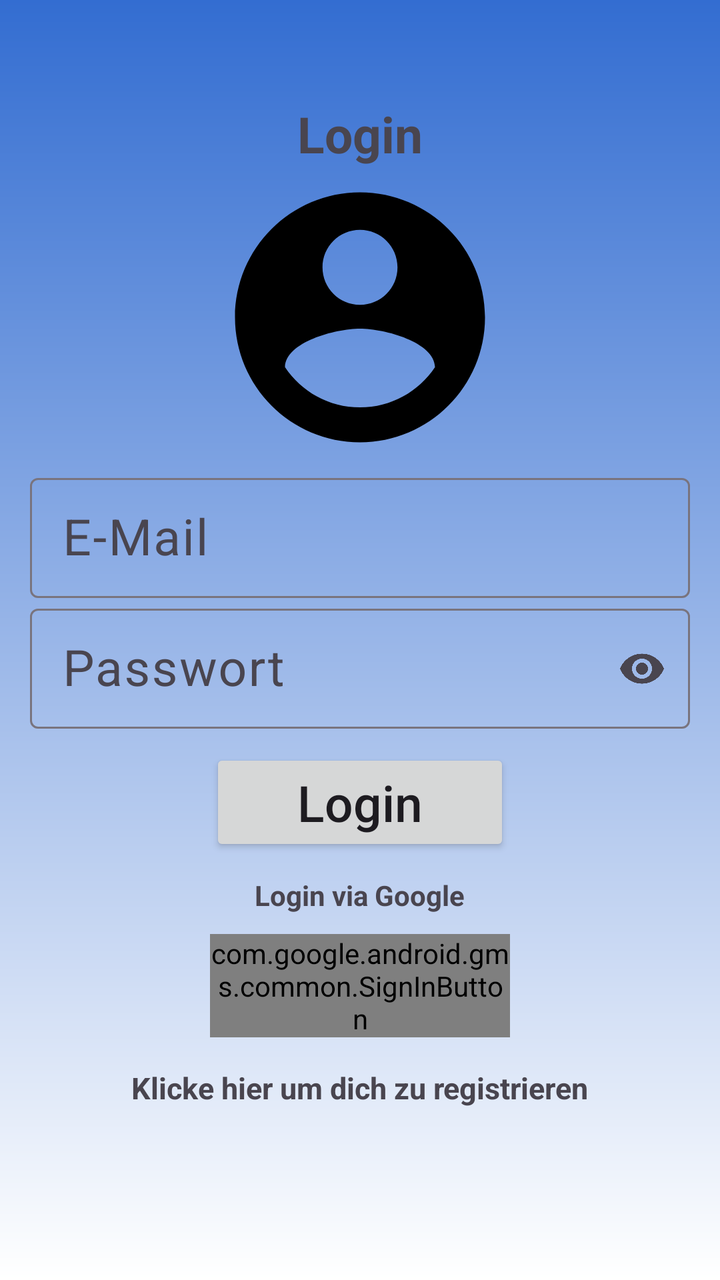
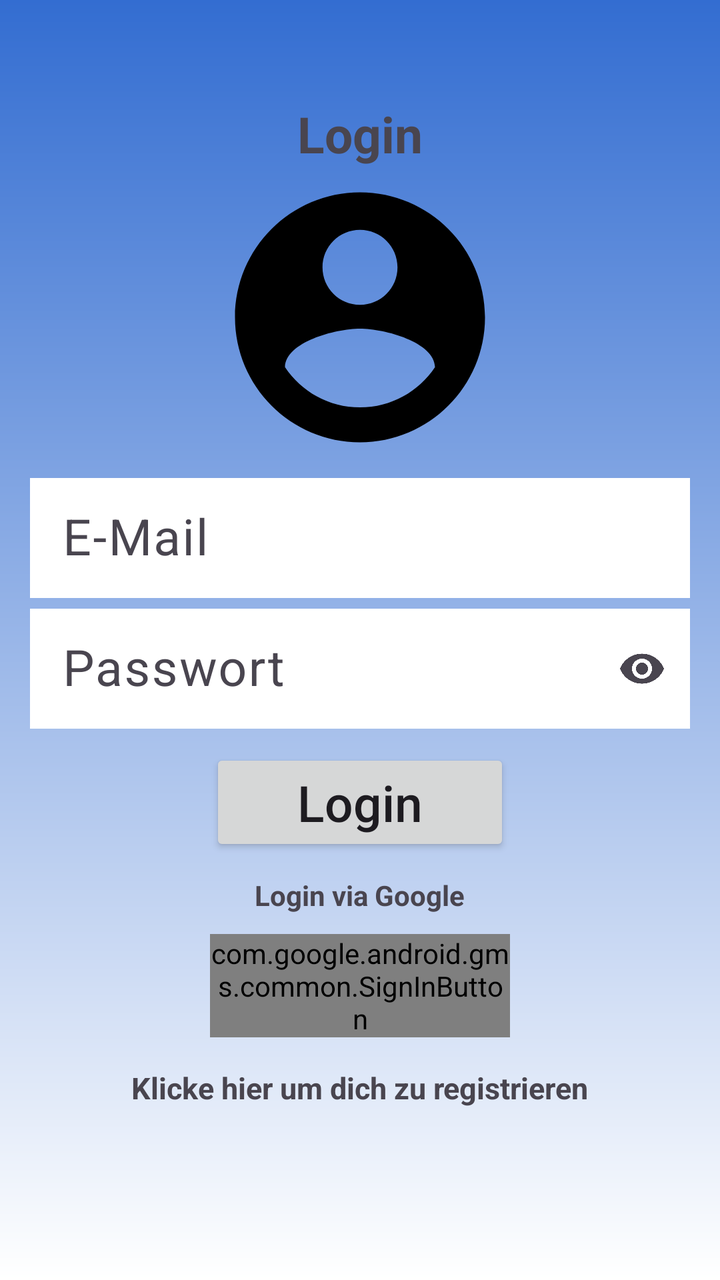

Two renders of the same Android screen: before a commit and after it. Below are the layout's source before the change and the commit's diff.
<!-- AndroidManifest.xml: application theme Theme.EinkaufslisteAndroid -->
<!-- res/layout/activity_login.xml -->
<?xml version="1.0" encoding="utf-8"?>
<LinearLayout xmlns:android="http://schemas.android.com/apk/res/android"
    android:layout_width="match_parent"
    android:layout_height="match_parent"
    android:orientation="vertical"
    android:background="@drawable/login_background"
    xmlns:app="http://schemas.android.com/apk/res-auto">

    <TextView
        android:layout_width="match_parent"
        android:textStyle="bold"
        android:textSize="25sp"
        android:layout_marginTop="50dp"
        android:layout_height="wrap_content"
        android:gravity="center"
        android:text="@string/login"

        />
    <ImageView
        android:layout_width="150dp"
        android:layout_height="150dp"
        android:layout_gravity="center"
        android:src="@drawable/account_icon" />

    <com.google.android.material.textfield.TextInputLayout
        android:layout_width="match_parent"
        android:layout_height="wrap_content">

        <com.google.android.material.textfield.TextInputEditText
            android:id="@+id/emailText"
            android:layout_width="match_parent"
            android:layout_marginHorizontal="15dp"
            android:layout_height="60dp"
            android:hint="@string/e_mail"
            android:textColor="@color/black"
            android:textColorHint="@color/black"
            android:textSize="25sp"

            />
    </com.google.android.material.textfield.TextInputLayout>

    <com.google.android.material.textfield.TextInputLayout
        android:layout_width="match_parent"
        android:layout_height="wrap_content"
        app:endIconMode="password_toggle"
        >

        <com.google.android.material.textfield.TextInputEditText
            android:id="@+id/passwordText"
            android:layout_width="match_parent"
            android:layout_height="60dp"
            android:layout_marginHorizontal="15dp"
            android:hint="@string/passwort"
            android:inputType="textPassword"
            android:textColor="@color/black"
            android:textColorHint="@color/black"
            android:textSize="25sp"
            android:layout_marginTop="5dp"
            />
    </com.google.android.material.textfield.TextInputLayout>
    <ProgressBar
        android:id="@+id/progressBar"
        android:layout_width="wrap_content"
        android:layout_height="wrap_content"
        android:layout_gravity="center"
        android:visibility="gone"/>
    <Button
        android:id="@+id/loginBtn"
        android:layout_width="150dp"
        android:layout_height="wrap_content"
        android:layout_gravity="center"
        android:text="@string/login"
        android:textSize="25sp"
        android:layout_marginTop="10dp"
        android:textAllCaps="false"
        />
    <TextView
        android:layout_marginTop="10dp"
        android:layout_width="wrap_content"
        android:layout_height="wrap_content"
        android:text="@string/login_via_google"
        android:layout_gravity="center"
        android:textStyle="bold"
        />
    <com.google.android.gms.common.SignInButton
        android:id="@+id/googleBtn"
        android:layout_width="150dp"
        android:layout_height="wrap_content"
        android:layout_marginTop="10dp"
        android:layout_gravity="center"
        />
    <TextView
        android:id="@+id/registerText"
        android:layout_width="wrap_content"
        android:layout_height="wrap_content"
        android:text="@string/klicke_hier_um_dich_zu_registrieren"
        android:layout_marginTop="15dp"
        android:layout_gravity="center"
        android:textSize="15sp"
        android:textStyle="bold"/>


</LinearLayout>
<!-- resources referenced by this layout -->
<resources>
  <color name="black">#FF000000</color>
  <!-- drawable account_icon (drawable) -->
  <vector xmlns:android="http://schemas.android.com/apk/res/android" android:height="24dp" android:tint="#000000" android:viewportHeight="24" android:viewportWidth="24" android:width="24dp">
        
      <path android:fillColor="@android:color/white" android:pathData="M12,2C6.48,2 2,6.48 2,12s4.48,10 10,10 10,-4.48 10,-10S17.52,2 12,2zM12,5c1.66,0 3,1.34 3,3s-1.34,3 -3,3 -3,-1.34 -3,-3 1.34,-3 3,-3zM12,19.2c-2.5,0 -4.71,-1.28 -6,-3.22 0.03,-1.99 4,-3.08 6,-3.08 1.99,0 5.97,1.09 6,3.08 -1.29,1.94 -3.5,3.22 -6,3.22z"/>
      
  </vector>
  <!-- drawable login_background (drawable) -->
  <?xml version="1.0" encoding="utf-8"?>
  <shape xmlns:android="http://schemas.android.com/apk/res/android">
  
      <gradient android:type="linear" android:angle="200"
          android:startColor="#336DD1" android:endColor="#FFFFFF"/>
  
  </shape>
  <string name="e_mail">E-Mail</string>
  <string name="klicke_hier_um_dich_zu_registrieren">Klicke hier um dich zu registrieren</string>
  <string name="login">Login</string>
  <string name="login_via_google">Login via Google</string>
  <string name="passwort">Passwort</string>
  <style name="Theme.EinkaufslisteAndroid" parent="Base.Theme.EinkaufslisteAndroid" />
  <style name="Base.Theme.EinkaufslisteAndroid" parent="Theme.Material3.DayNight.NoActionBar">
          
          
      </style>
</resources>

<!-- the commit's change to res/layout/activity_login.xml (unified diff, before → after) -->
@@ -34,6 +34,7 @@
             android:hint="@string/e_mail"
             android:textColor="@color/black"
             android:textColorHint="@color/black"
+            android:background="@color/white"
             android:textSize="25sp"
 
             />
@@ -55,6 +56,7 @@
             android:textColor="@color/black"
             android:textColorHint="@color/black"
             android:textSize="25sp"
+            android:background="@color/white"
             android:layout_marginTop="5dp"
             />
     </com.google.android.material.textfield.TextInputLayout>
<!-- resource entries referenced after the edit -->
@@ -1,6 +1,7 @@
 <!-- resources referenced by this layout -->
 <resources>
   <color name="black">#FF000000</color>
+  <color name="white">#FFFFFFFF</color>
   <!-- drawable account_icon (drawable) -->
   <vector xmlns:android="http://schemas.android.com/apk/res/android" android:height="24dp" android:tint="#000000" android:viewportHeight="24" android:viewportWidth="24" android:width="24dp">
         
